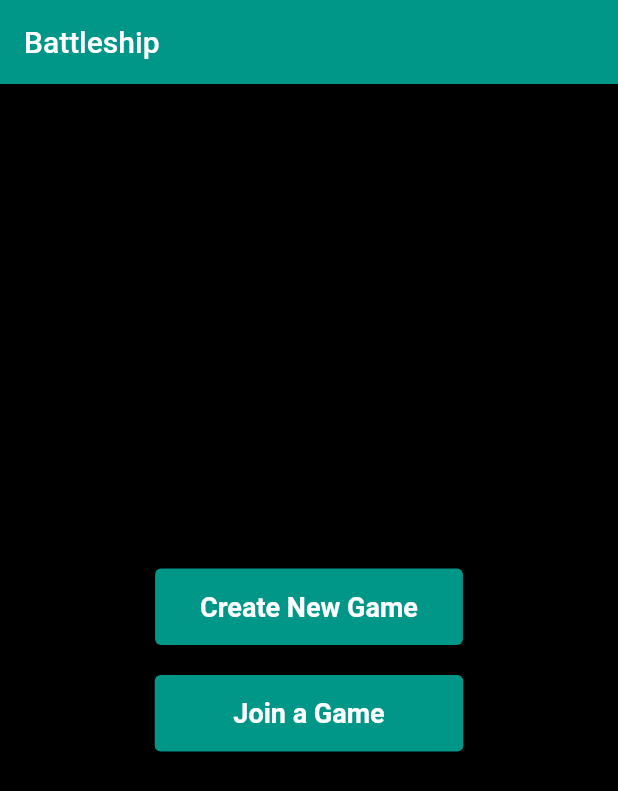
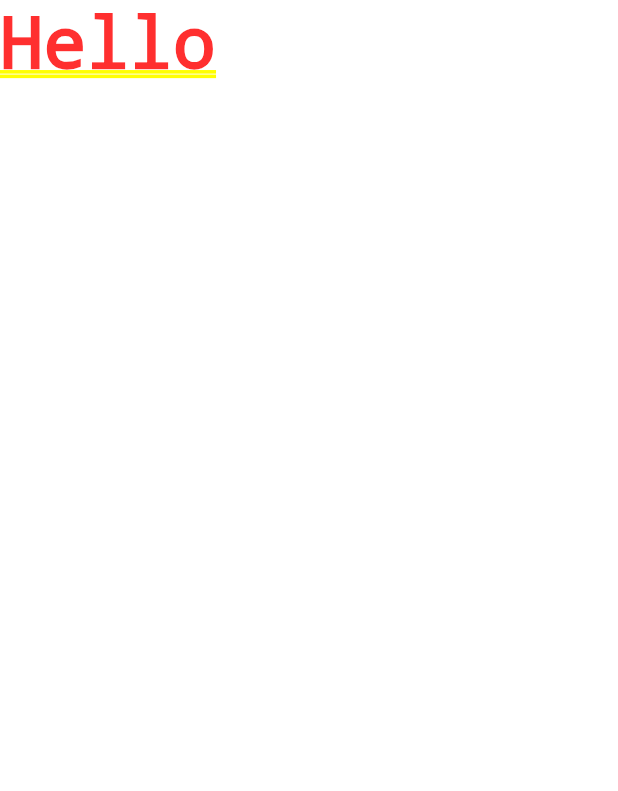
Before and after one commit to Asharma538/battleship, a Flutter app: the screen it shows after launch, after a tap on "Join a Game", on a phone screen of 412 x 824 dp. Shown: the top 791 px of the screen. Run offline on Flutter 3.47's test engine with Material 2 defaults, Android fonts, the phone set to English and light mode, and no system bars.

Commit message:
fixed bugs

```diff
--- /dev/null
+++ b/battleship/lib/arrange.dart
@@ -0,0 +1,17 @@
+import 'package:flutter/material.dart';
+
+class Arrange extends StatefulWidget {
+  const Arrange({Key? key}) : super(key: key);
+
+  @override
+  State<Arrange> createState() => _ArrangeState();
+}
+
+class _ArrangeState extends State<Arrange> {
+  @override
+  Widget build(BuildContext context) {
+    return Container(
+      child: Text("Hello"),
+    );
+  }
+}
--- a/battleship/lib/main.dart
+++ b/battleship/lib/main.dart
@@ -1,3 +1,4 @@
+import 'package:battleship/arrange.dart';
 import 'package:battleship/game.dart';
 import 'package:flutter/material.dart';
 
@@ -60,7 +61,12 @@ class _MyAppState extends State<MyApp> {
                         fontWeight: FontWeight.w700,
                       )
                   ),
-                  onPressed: (){},
+                  onPressed: (){
+                    Navigator.push(
+                        context,
+                        MaterialPageRoute(
+                            builder: (context) => Arrange()));
+                  },
                   child: Text("     Join a Game     "),
                 ),
               ),
```
